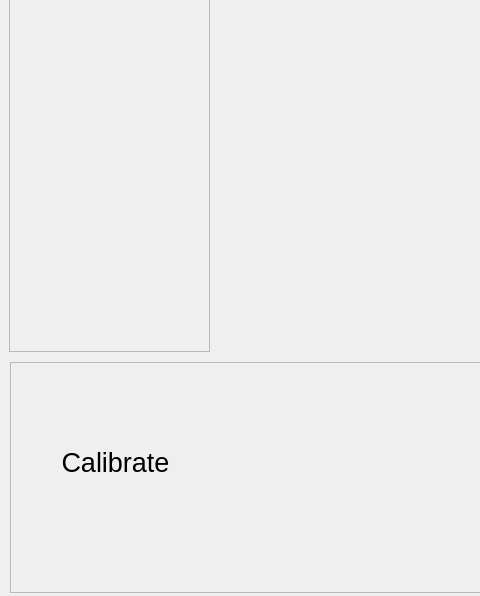
Before: the Qt Designer form Binary_cam/mainwindow.ui in rafaelgp23/OpenCVproject, drawn with Qt 5; both pictures show x 0 to 480 and y 148 to 744 of the 1362 by 744 pixel window.
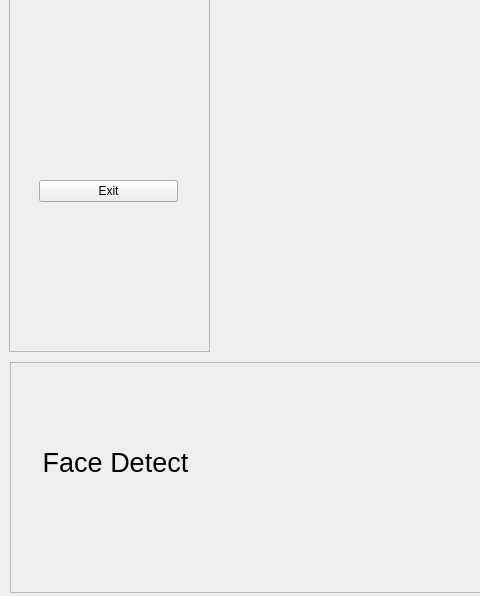
After: the same form once the commit is applied.

Commit message: faceDetect() implemented

```diff
--- a/Binary_cam/mainwindow.ui
+++ b/Binary_cam/mainwindow.ui
@@ -29,6 +29,51 @@
     <property name="frameShadow">
      <enum>QFrame::Raised</enum>
     </property>
+    <widget class="QWidget" name="verticalLayoutWidget">
+     <property name="geometry">
+      <rect>
+       <x>19</x>
+       <y>199</y>
+       <width>161</width>
+       <height>261</height>
+      </rect>
+     </property>
+     <layout class="QVBoxLayout" name="verticalLayout_3">
+      <item>
+       <spacer name="verticalSpacer">
+        <property name="orientation">
+         <enum>Qt::Vertical</enum>
+        </property>
+        <property name="sizeHint" stdset="0">
+         <size>
+          <width>20</width>
+          <height>40</height>
+         </size>
+        </property>
+       </spacer>
+      </item>
+      <item>
+       <widget class="QPushButton" name="pushButton_Exit">
+        <property name="text">
+         <string>Exit</string>
+        </property>
+       </widget>
+      </item>
+      <item>
+       <spacer name="verticalSpacer_2">
+        <property name="orientation">
+         <enum>Qt::Vertical</enum>
+        </property>
+        <property name="sizeHint" stdset="0">
+         <size>
+          <width>20</width>
+          <height>40</height>
+         </size>
+        </property>
+       </spacer>
+      </item>
+     </layout>
+    </widget>
    </widget>
    <widget class="QWidget" name="horizontalLayoutWidget">
     <property name="geometry">
@@ -97,7 +142,11 @@
      <layout class="QHBoxLayout" name="horizontalLayout_2">
       <item>
        <widget class="QStackedWidget" name="stackedWidget">
-        <widget class="QWidget" name="page_3">
+        <property name="currentIndex">
+         <number>1</number>
+        </property>
+        <widget class="QWidget" name="page_faceDetect"/>
+        <widget class="QWidget" name="page_2">
          <widget class="QWidget" name="formLayoutWidget_2">
           <property name="geometry">
            <rect>
@@ -116,7 +165,7 @@
             </widget>
            </item>
            <item row="0" column="1">
-            <widget class="QSlider" name="horizontalSlider_7">
+            <widget class="QSlider" name="horizontalSlider_H1">
              <property name="styleSheet">
               <string notr="true">QSlider::groove:horizontal {
     border: 1px solid black;
@@ -153,7 +202,7 @@
             </widget>
            </item>
            <item row="1" column="1">
-            <widget class="QSlider" name="horizontalSlider_8">
+            <widget class="QSlider" name="horizontalSlider_H2">
              <property name="styleSheet">
               <string notr="true">QSlider::groove:horizontal {
     border: 1px solid black;
@@ -190,7 +239,7 @@
             </widget>
            </item>
            <item row="2" column="1">
-            <widget class="QSlider" name="horizontalSlider_9">
+            <widget class="QSlider" name="horizontalSlider_S1">
              <property name="styleSheet">
               <string notr="true">QSlider::groove:horizontal {
     border: 1px solid black;
@@ -227,7 +276,7 @@
             </widget>
            </item>
            <item row="3" column="1">
-            <widget class="QSlider" name="horizontalSlider_10">
+            <widget class="QSlider" name="horizontalSlider_S2">
              <property name="styleSheet">
               <string notr="true">QSlider::groove:horizontal {
     border: 1px solid black;
@@ -261,7 +310,7 @@
             </widget>
            </item>
            <item row="4" column="1">
-            <widget class="QSlider" name="horizontalSlider_11">
+            <widget class="QSlider" name="horizontalSlider_V1">
              <property name="styleSheet">
               <string notr="true">QSlider::groove:horizontal {
     border: 1px solid black;
@@ -295,7 +344,7 @@
             </widget>
            </item>
            <item row="5" column="1">
-            <widget class="QSlider" name="horizontalSlider_12">
+            <widget class="QSlider" name="horizontalSlider_V2">
              <property name="styleSheet">
               <string notr="true">QSlider::groove:horizontal {
     border: 1px solid black;
@@ -324,12 +373,11 @@
           </layout>
          </widget>
         </widget>
-        <widget class="QWidget" name="page_4"/>
        </widget>
       </item>
      </layout>
     </widget>
-    <widget class="QLabel" name="label_13">
+    <widget class="QLabel" name="label_Page">
      <property name="geometry">
       <rect>
        <x>10</x>
@@ -344,13 +392,16 @@
       </font>
      </property>
      <property name="text">
-      <string>Calibrate</string>
+      <string>Face Detect</string>
      </property>
      <property name="alignment">
       <set>Qt::AlignCenter</set>
      </property>
     </widget>
    </widget>
+   <zorder>horizontalLayoutWidget</zorder>
+   <zorder>frame_2</zorder>
+   <zorder>frame</zorder>
   </widget>
  </widget>
  <layoutdefault spacing="6" margin="11"/>
```
The commit also changes 6 other files.
